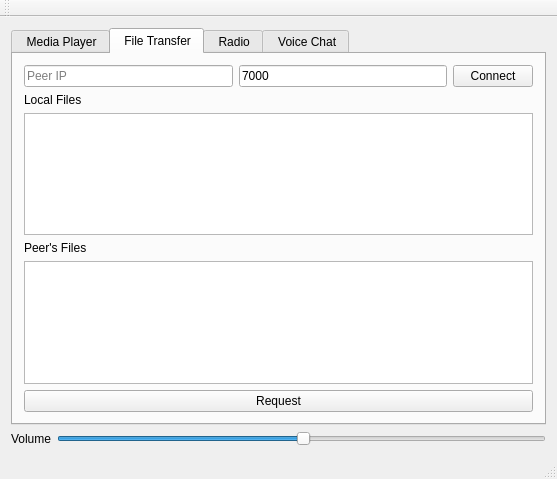
CarsonRoscoe/WirelessAudio, file ComAudioClient/mainwindow.ui: the form before one commit.
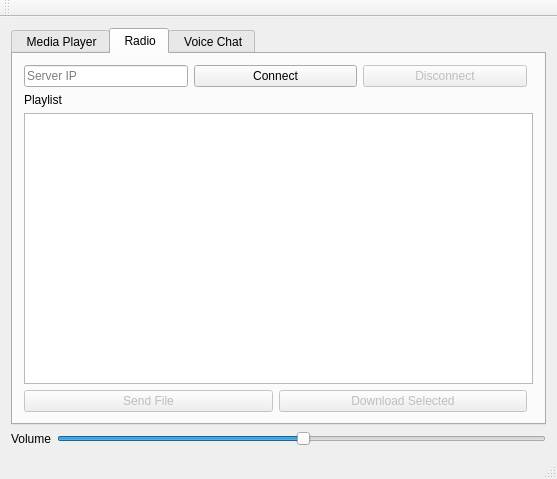
The form after the commit. The open tabs and pages were chosen to show the change.

Commit message: removed unused UI elements

```diff
--- a/ComAudioClient/mainwindow.ui
+++ b/ComAudioClient/mainwindow.ui
@@ -65,94 +65,6 @@
           </property>
          </widget>
         </item>
-        <item row="2" column="3">
-         <widget class="QPushButton" name="skipFwdBtn">
-          <property name="accessibleName">
-           <string>skip</string>
-          </property>
-          <property name="text">
-           <string>Skip 10</string>
-          </property>
-         </widget>
-        </item>
-        <item row="2" column="1">
-         <widget class="QPushButton" name="skipBkwdBtn">
-          <property name="text">
-           <string>Back 10</string>
-          </property>
-         </widget>
-        </item>
-        <item row="3" column="2">
-         <widget class="QPushButton" name="resumeBtn">
-          <property name="text">
-           <string>Resume</string>
-          </property>
-         </widget>
-        </item>
-       </layout>
-      </widget>
-      <widget class="QWidget" name="fileTransferTab">
-       <attribute name="title">
-        <string> File Transfer</string>
-       </attribute>
-       <layout class="QGridLayout" name="gridLayout_3">
-        <item row="2" column="0" colspan="3">
-         <widget class="QListWidget" name="localFileList"/>
-        </item>
-        <item row="0" column="0">
-         <widget class="QLineEdit" name="peerIp">
-          <property name="text">
-           <string/>
-          </property>
-          <property name="placeholderText">
-           <string>Peer IP</string>
-          </property>
-         </widget>
-        </item>
-        <item row="0" column="2">
-         <widget class="QPushButton" name="connectPeerBtn">
-          <property name="text">
-           <string>Connect</string>
-          </property>
-         </widget>
-        </item>
-        <item row="0" column="1">
-         <widget class="QLineEdit" name="peerPort">
-          <property name="inputMask">
-           <string>9999</string>
-          </property>
-          <property name="text">
-           <string>7000</string>
-          </property>
-          <property name="placeholderText">
-           <string>Peer Port</string>
-          </property>
-         </widget>
-        </item>
-        <item row="6" column="0" colspan="3">
-         <widget class="QListWidget" name="peerFileList"/>
-        </item>
-        <item row="1" column="0">
-         <widget class="QLabel" name="label_2">
-          <property name="text">
-           <string>Local Files</string>
-          </property>
-         </widget>
-        </item>
-        <item row="7" column="0" colspan="3">
-         <widget class="QPushButton" name="requestFileBtn">
-          <property name="text">
-           <string>Request</string>
-          </property>
-         </widget>
-        </item>
-        <item row="5" column="0">
-         <widget class="QLabel" name="label_3">
-          <property name="text">
-           <string>Peer's Files</string>
-          </property>
-         </widget>
-        </item>
        </layout>
       </widget>
       <widget class="QWidget" name="radioTab">
@@ -213,25 +125,29 @@
           </property>
          </widget>
         </item>
-        <item row="3" column="2">
-         <widget class="QPushButton" name="dwldFileBtn">
-          <property name="enabled">
-           <bool>false</bool>
-          </property>
-          <property name="text">
-           <string>Download Selected</string>
-          </property>
-         </widget>
-        </item>
-        <item row="3" column="0">
-         <widget class="QPushButton" name="sendFileBtn">
-          <property name="enabled">
-           <bool>false</bool>
-          </property>
-          <property name="text">
-           <string>Send File</string>
-          </property>
-         </widget>
+        <item row="3" column="0" colspan="3">
+         <layout class="QHBoxLayout" name="horizontalLayout_3">
+          <item>
+           <widget class="QPushButton" name="sendFileBtn">
+            <property name="enabled">
+             <bool>false</bool>
+            </property>
+            <property name="text">
+             <string>Send File</string>
+            </property>
+           </widget>
+          </item>
+          <item>
+           <widget class="QPushButton" name="dwldFileBtn">
+            <property name="enabled">
+             <bool>false</bool>
+            </property>
+            <property name="text">
+             <string>Download Selected</string>
+            </property>
+           </widget>
+          </item>
+         </layout>
         </item>
        </layout>
       </widget>
```
Left out of the diff: 139 changed lines with no effect on the pictures. The commit also changes 5 other files.
